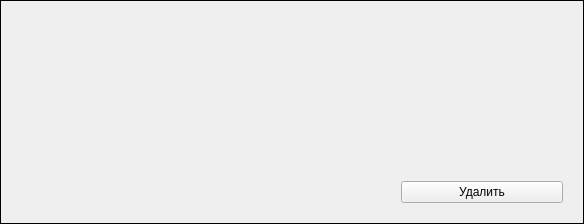
Oxxy63m/demka, file ui/product_item.ui: the form before one commit.
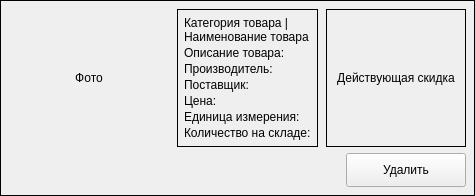
The form after the commit.

Patch:
```diff
--- a/ui/product_item.ui
+++ b/ui/product_item.ui
@@ -2,43 +2,137 @@
 <ui version="4.0">
  <class>ProductCard</class>
  <widget class="QFrame" name="ProductCard">
-  <property name="minimumSize"><size><width>400</width><height>200</height></size></property>
+  <property name="minimumSize">
+   <size><width>360</width><height>180</height></size>
+  </property>
   <property name="frameShape"><enum>QFrame::Box</enum></property>
   <property name="lineWidth"><number>1</number></property>
-  <layout class="QHBoxLayout" name="main_layout">
-   <item><widget class="QLabel" name="photo_label"><property name="minimumSize"><size><width>300</width><height>200</height></size></property><property name="alignment"><set>Qt::AlignCenter</set></property></widget></item>
+  <layout class="QVBoxLayout" name="outer_vertical">
+   <property name="spacing"><number>6</number></property>
+   <property name="leftMargin"><number>8</number></property>
+   <property name="topMargin"><number>8</number></property>
+   <property name="rightMargin"><number>8</number></property>
+   <property name="bottomMargin"><number>8</number></property>
    <item>
-    <widget class="QScrollArea" name="scroll_center">
-     <property name="widgetResizable"><bool>true</bool></property>
-     <property name="frameShape"><enum>QFrame::NoFrame</enum></property>
-     <property name="horizontalScrollBarPolicy"><enum>Qt::ScrollBarAlwaysOff</enum></property>
-     <widget class="QWidget" name="center_widget">
-      <layout class="QVBoxLayout" name="center_layout">
-       <property name="spacing"><number>0</number></property>
-       <property name="leftMargin"><number>4</number></property>
-       <property name="topMargin"><number>2</number></property>
-       <property name="rightMargin"><number>4</number></property>
-       <property name="bottomMargin"><number>2</number></property>
-       <item><widget class="QLabel" name="lbl_header"><property name="wordWrap"><bool>true</bool></property></widget></item>
-       <item><widget class="QLabel" name="lbl_desc_title"><property name="wordWrap"><bool>true</bool></property></widget></item>
-       <item><widget class="QLabel" name="lbl_desc"><property name="wordWrap"><bool>true</bool></property></widget></item>
-       <item><widget class="QLabel" name="lbl_manufacturer"><property name="wordWrap"><bool>true</bool></property></widget></item>
-       <item><widget class="QLabel" name="lbl_supplier"><property name="wordWrap"><bool>true</bool></property></widget></item>
-       <item><widget class="QLabel" name="lbl_price"><property name="wordWrap"><bool>true</bool></property></widget></item>
-       <item><widget class="QLabel" name="lbl_unit"><property name="wordWrap"><bool>true</bool></property></widget></item>
-       <item><widget class="QLabel" name="lbl_stock"><property name="wordWrap"><bool>true</bool></property></widget></item>
-      </layout>
-     </widget>
-    </widget>
+    <layout class="QHBoxLayout" name="main_layout">
+     <property name="spacing"><number>8</number></property>
+     <item>
+      <widget class="QLabel" name="photo_label">
+       <property name="minimumSize"><size><width>160</width><height>107</height></size></property>
+       <property name="scaledContents"><bool>false</bool></property>
+       <property name="alignment"><set>Qt::AlignCenter</set></property>
+       <property name="text"><string>Фото</string></property>
+      </widget>
+     </item>
+     <item>
+      <widget class="QFrame" name="center_frame">
+       <property name="frameShape"><enum>QFrame::Box</enum></property>
+       <property name="lineWidth"><number>1</number></property>
+       <layout class="QVBoxLayout" name="center_layout">
+        <property name="spacing"><number>2</number></property>
+        <property name="leftMargin"><number>6</number></property>
+        <property name="topMargin"><number>6</number></property>
+        <property name="rightMargin"><number>6</number></property>
+        <property name="bottomMargin"><number>6</number></property>
+        <item>
+         <widget class="QLabel" name="lbl_header">
+          <property name="wordWrap"><bool>true</bool></property>
+          <property name="text"><string>Категория товара | Наименование товара</string></property>
+         </widget>
+        </item>
+        <item>
+         <widget class="QLabel" name="lbl_description">
+          <property name="wordWrap"><bool>true</bool></property>
+          <property name="text"><string>Описание товара:</string></property>
+         </widget>
+        </item>
+        <item>
+         <widget class="QLabel" name="lbl_manufacturer">
+          <property name="wordWrap"><bool>true</bool></property>
+          <property name="text"><string>Производитель:</string></property>
+         </widget>
+        </item>
+        <item>
+         <widget class="QLabel" name="lbl_supplier">
+          <property name="wordWrap"><bool>true</bool></property>
+          <property name="text"><string>Поставщик:</string></property>
+         </widget>
+        </item>
+        <item>
+         <widget class="QLabel" name="lbl_price">
+          <property name="wordWrap"><bool>true</bool></property>
+          <property name="text"><string>Цена:</string></property>
+         </widget>
+        </item>
+        <item>
+         <widget class="QLabel" name="lbl_unit">
+          <property name="wordWrap"><bool>true</bool></property>
+          <property name="text"><string>Единица измерения:</string></property>
+         </widget>
+        </item>
+        <item>
+         <widget class="QLabel" name="lbl_stock">
+          <property name="wordWrap"><bool>true</bool></property>
+          <property name="text"><string>Количество на складе:</string></property>
+         </widget>
+        </item>
+        <item>
+         <spacer name="center_spacer">
+          <property name="orientation"><enum>Qt::Vertical</enum></property>
+          <property name="sizeHint" stdset="0"><size><width>0</width><height>0</height></size></property>
+         </spacer>
+        </item>
+       </layout>
+      </widget>
+     </item>
+     <item>
+      <widget class="QFrame" name="right_discount_frame">
+       <property name="frameShape"><enum>QFrame::Box</enum></property>
+       <property name="lineWidth"><number>1</number></property>
+       <layout class="QVBoxLayout" name="right_inner_layout">
+        <property name="spacing"><number>0</number></property>
+        <item>
+         <spacer name="right_top_spacer">
+          <property name="orientation"><enum>Qt::Vertical</enum></property>
+          <property name="sizeHint" stdset="0"><size><width>0</width><height>0</height></size></property>
+          <property name="sizeType"><enum>QSizePolicy::MinimumExpanding</enum></property>
+         </spacer>
+        </item>
+        <item>
+         <widget class="QLabel" name="discount_label">
+          <property name="minimumSize"><size><width>120</width><height>80</height></size></property>
+          <property name="wordWrap"><bool>true</bool></property>
+          <property name="alignment"><set>Qt::AlignCenter</set></property>
+          <property name="text"><string>Действующая скидка</string></property>
+         </widget>
+        </item>
+        <item>
+         <spacer name="right_bottom_spacer">
+          <property name="orientation"><enum>Qt::Vertical</enum></property>
+          <property name="sizeHint" stdset="0"><size><width>0</width><height>0</height></size></property>
+          <property name="sizeType"><enum>QSizePolicy::MinimumExpanding</enum></property>
+         </spacer>
+        </item>
+       </layout>
+      </widget>
+     </item>
+    </layout>
    </item>
    <item>
-    <widget class="QWidget" name="right_column">
-     <property name="minimumSize"><size><width>180</width><height>0</height></size></property>
-     <layout class="QVBoxLayout" name="vl_actions">
-      <item><widget class="QLabel" name="discount_label"><property name="minimumSize"><size><width>160</width><height>50</height></size></property><property name="alignment"><set>Qt::AlignCenter</set></property><property name="wordWrap"><bool>true</bool></property></widget></item>
-      <item><widget class="QPushButton" name="btn_delete"><property name="text"><string>Удалить</string></property></widget></item>
-     </layout>
-    </widget>
+    <layout class="QHBoxLayout" name="bottom_layout">
+     <item>
+      <spacer name="bottom_spacer">
+       <property name="orientation"><enum>Qt::Horizontal</enum></property>
+       <property name="sizeHint" stdset="0"><size><width>40</width><height>20</height></size></property>
+      </spacer>
+     </item>
+     <item>
+      <widget class="QPushButton" name="btn_delete">
+       <property name="text"><string>Удалить</string></property>
+       <property name="minimumSize"><size><width>120</width><height>34</height></size></property>
+      </widget>
+     </item>
+    </layout>
    </item>
   </layout>
  </widget>
```
Left out of the diff: 4 changed lines with no effect on the pictures.
